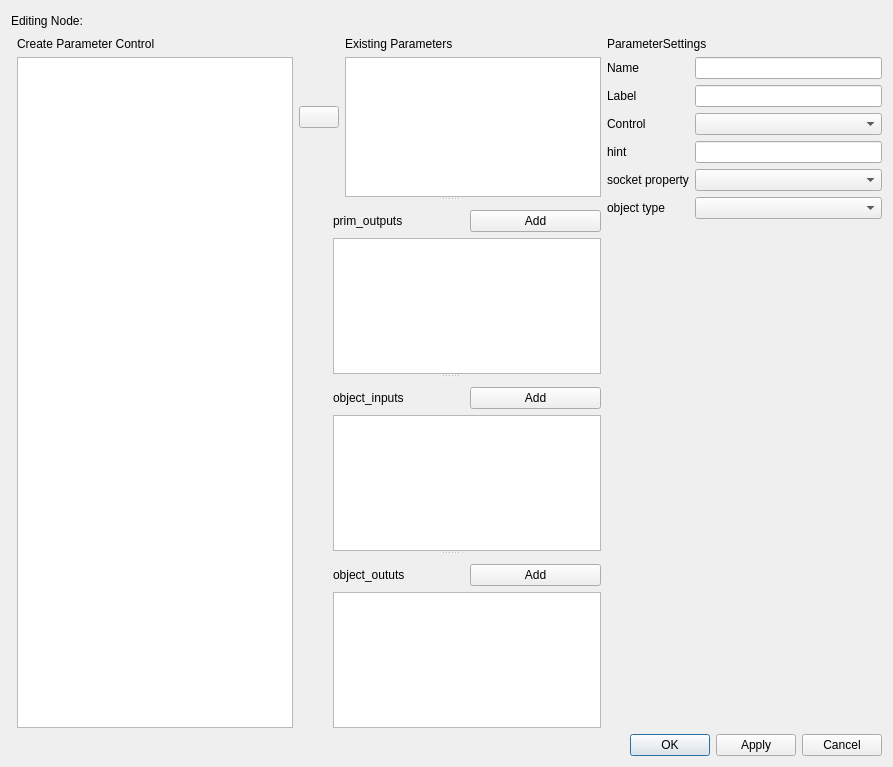
Old version of the form ui/zenqt/dialog/zeditparamlayoutdlg.ui in the repository legobadman/zeno.
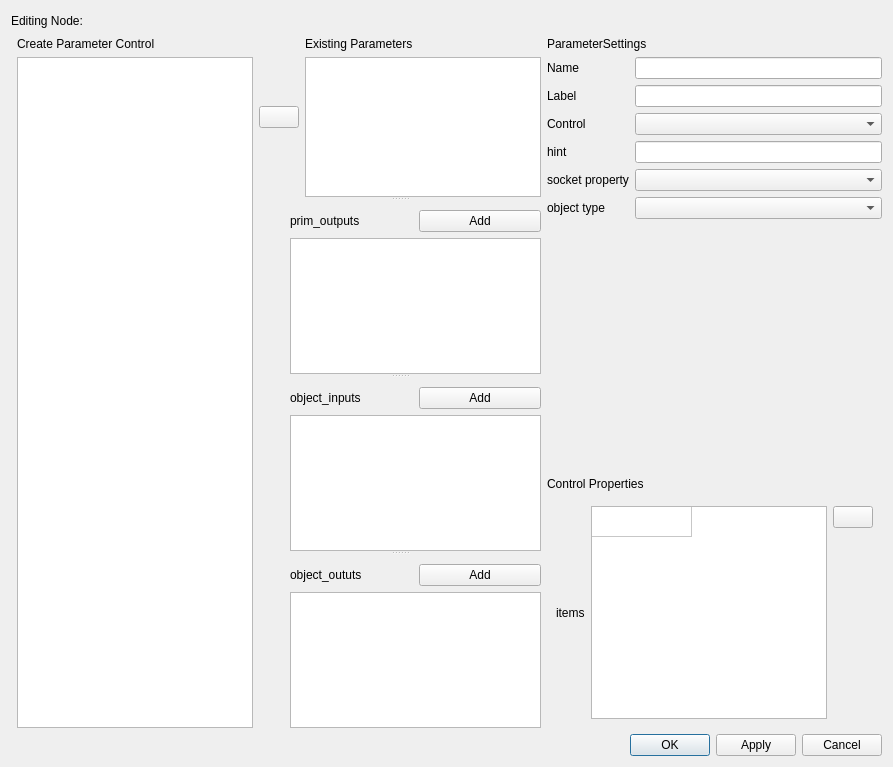
New version of the form. The open tabs and pages were chosen to show the change. Icons and pictures are not drawn. Custom widgets are drawn as their Qt base class.

Commit message: 1.remove legacy customuitreemodel from ParamsModel. 2.adjust zeditparamlayoutdlg based on CustomUIModel, and fix some codes by `4c55ce3035f206bd5b52cdf510f16c2b6eaa3834`. 3.ui issues.

Patch:
```diff
--- a/ui/zenqt/dialog/zeditparamlayoutdlg.ui
+++ b/ui/zenqt/dialog/zeditparamlayoutdlg.ui
@@ -368,6 +368,133 @@
          </property>
         </spacer>
        </item>
+       <item>
+        <layout class="QVBoxLayout" name="verticalLayout_7">
+         <property name="topMargin">
+          <number>0</number>
+         </property>
+         <property name="bottomMargin">
+          <number>0</number>
+         </property>
+         <item>
+          <widget class="QLabel" name="label_11">
+           <property name="text">
+            <string>Control Properties</string>
+           </property>
+          </widget>
+         </item>
+         <item>
+          <widget class="QStackedWidget" name="stackProperties">
+           <widget class="QWidget" name="pageNone"/>
+           <widget class="QWidget" name="pageCombobox">
+            <layout class="QGridLayout" name="gridLayout_3">
+             <item row="1" column="0">
+              <widget class="QLabel" name="label_12">
+               <property name="text">
+                <string>items</string>
+               </property>
+              </widget>
+             </item>
+             <item row="1" column="2">
+              <layout class="QVBoxLayout" name="verticalLayout_8">
+               <item>
+                <widget class="QPushButton" name="m_pUpButton">
+                 <property name="text">
+                  <string/>
+                 </property>
+                </widget>
+               </item>
+               <item>
+                <spacer name="verticalSpacer_4">
+                 <property name="orientation">
+                  <enum>Qt::Vertical</enum>
+                 </property>
+                 <property name="sizeHint" stdset="0">
+                  <size>
+                   <width>20</width>
+                   <height>40</height>
+                  </size>
+                 </property>
+                </spacer>
+               </item>
+              </layout>
+             </item>
+             <item row="1" column="1">
+              <widget class="QTableWidget" name="itemsTable">
+               <property name="selectionMode">
+                <enum>QAbstractItemView::SingleSelection</enum>
+               </property>
+               <property name="rowCount">
+                <number>1</number>
+               </property>
+               <property name="columnCount">
+                <number>1</number>
+               </property>
+               <attribute name="horizontalHeaderVisible">
+                <bool>false</bool>
+               </attribute>
+               <attribute name="verticalHeaderVisible">
+                <bool>false</bool>
+               </attribute>
+               <row/>
+               <column/>
+              </widget>
+             </item>
+            </layout>
+           </widget>
+           <widget class="QWidget" name="pageSpinbox">
+            <layout class="QGridLayout" name="gridLayout_4">
+             <property name="rightMargin">
+              <number>30</number>
+             </property>
+             <item row="0" column="1">
+              <widget class="QLineEdit" name="editMin">
+               <property name="focusPolicy">
+                <enum>Qt::ClickFocus</enum>
+               </property>
+              </widget>
+             </item>
+             <item row="0" column="0">
+              <widget class="QLabel" name="label_13">
+               <property name="text">
+                <string>min</string>
+               </property>
+              </widget>
+             </item>
+             <item row="1" column="0">
+              <widget class="QLabel" name="label_14">
+               <property name="text">
+                <string>max</string>
+               </property>
+              </widget>
+             </item>
+             <item row="1" column="1">
+              <widget class="QLineEdit" name="editMax">
+               <property name="focusPolicy">
+                <enum>Qt::ClickFocus</enum>
+               </property>
+              </widget>
+             </item>
+             <item row="2" column="1">
+              <widget class="QLineEdit" name="editStep">
+               <property name="focusPolicy">
+                <enum>Qt::ClickFocus</enum>
+               </property>
+              </widget>
+             </item>
+             <item row="2" column="0">
+              <widget class="QLabel" name="label_15">
+               <property name="text">
+                <string>step</string>
+               </property>
+              </widget>
+             </item>
+            </layout>
+           </widget>
+          </widget>
+         </item>
+        </layout>
+       </item>       
       </layout>
      </item>
     </layout>
```
The commit also changes 17 other files.
